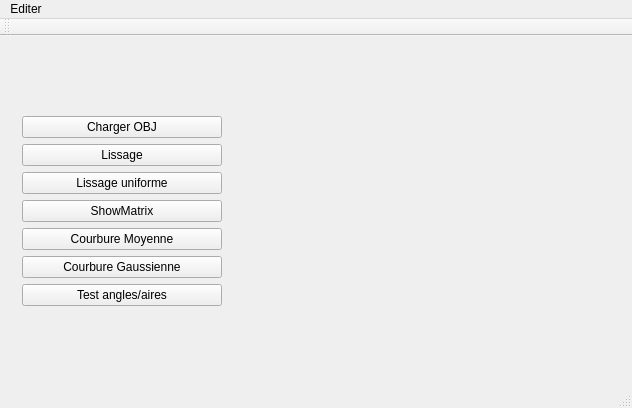
Qt form TP1/starterLight/mainwindow.ui (Zeddtheo/M2-Mesh-Smoothing) before a commit.
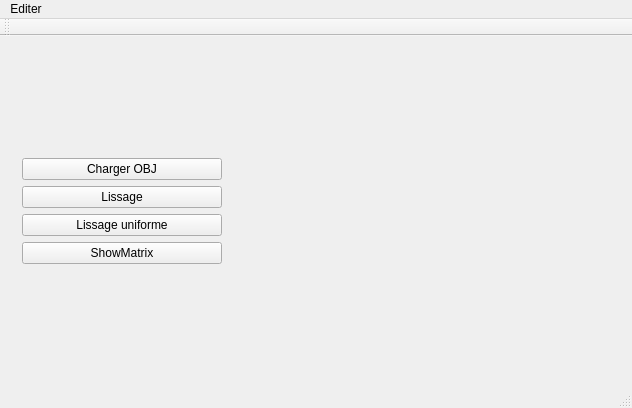
The same form after that commit. Custom widgets are drawn as their Qt base class.

What changed in the file:
```diff
--- a/TP1/starterLight/mainwindow.ui
+++ b/TP1/starterLight/mainwindow.ui
@@ -66,27 +66,6 @@
            </property>
           </widget>
          </item>
-         <item>
-          <widget class="QPushButton" name="pushButton_H">
-           <property name="text">
-            <string>Courbure Moyenne</string>
-           </property>
-          </widget>
-         </item>
-         <item>
-          <widget class="QPushButton" name="pushButton_K">
-           <property name="text">
-            <string>Courbure Gaussienne</string>
-           </property>
-          </widget>
-         </item>
-         <item>
-          <widget class="QPushButton" name="pushButton_angleArea">
-           <property name="text">
-            <string>Test angles/aires</string>
-           </property>
-          </widget>
-         </item>
         </layout>
        </item>
       </layout>
```
